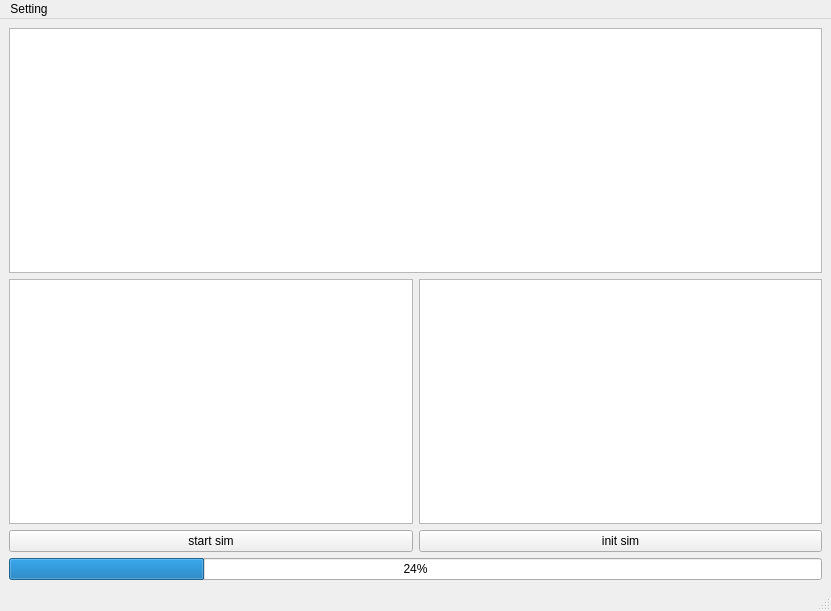
Old version of the form ElegantDISManager/hub.ui in the repository ZYunfeii/ElegantDIS.
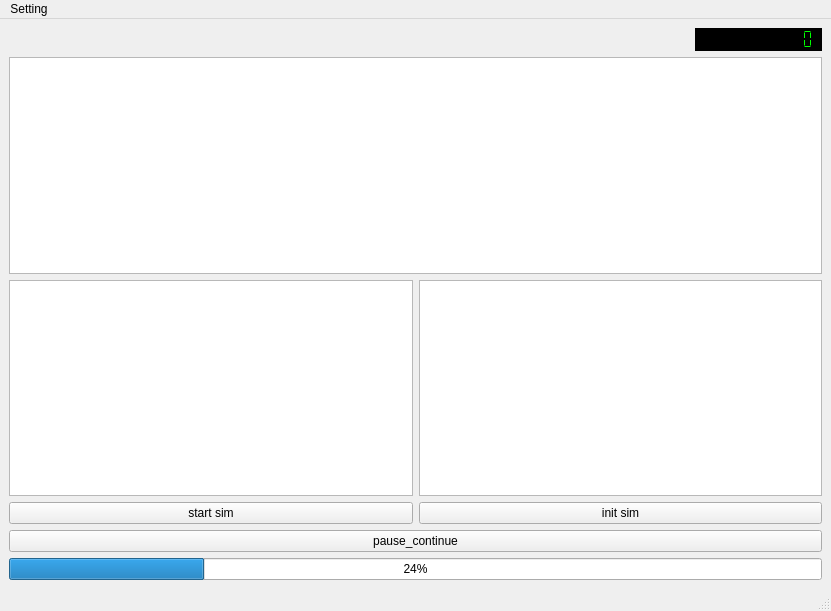
New version of the form.

What changed in the file:
```diff
--- a/ElegantDISManager/hub.ui
+++ b/ElegantDISManager/hub.ui
@@ -17,6 +17,41 @@
    <layout class="QGridLayout" name="gridLayout">
     <item row="0" column="0">
      <layout class="QVBoxLayout" name="verticalLayout">
+      <item>
+       <layout class="QHBoxLayout" name="horizontalLayout_3">
+        <item>
+         <spacer name="horizontalSpacer">
+          <property name="orientation">
+           <enum>Qt::Horizontal</enum>
+          </property>
+          <property name="sizeHint" stdset="0">
+           <size>
+            <width>40</width>
+            <height>20</height>
+           </size>
+          </property>
+         </spacer>
+        </item>
+        <item>
+         <widget class="QLCDNumber" name="time_lcd">
+          <property name="styleSheet">
+           <string notr="true">border:2pxsolidgreen;
+color:#00FF00;
+background:black;</string>
+          </property>
+          <property name="smallDecimalPoint">
+           <bool>false</bool>
+          </property>
+          <property name="digitCount">
+           <number>12</number>
+          </property>
+          <property name="segmentStyle">
+           <enum>QLCDNumber::Flat</enum>
+          </property>
+         </widget>
+        </item>
+       </layout>
+      </item>
       <item>
        <widget class="QTextBrowser" name="text_browser"/>
       </item>
@@ -48,15 +83,22 @@
         </item>
        </layout>
       </item>
+      <item>
+       <widget class="QPushButton" name="pause_continue">
+        <property name="text">
+         <string>pause_continue</string>
+        </property>
+       </widget>
+      </item>
+      <item>
+       <widget class="QProgressBar" name="sim_process_bar">
+        <property name="value">
+         <number>24</number>
+        </property>
+       </widget>
+      </item>
      </layout>
     </item>
-    <item row="1" column="0">
-     <widget class="QProgressBar" name="sim_process_bar">
-      <property name="value">
-       <number>24</number>
-      </property>
-     </widget>
-    </item>
    </layout>
   </widget>
   <widget class="QMenuBar" name="menubar">
```
